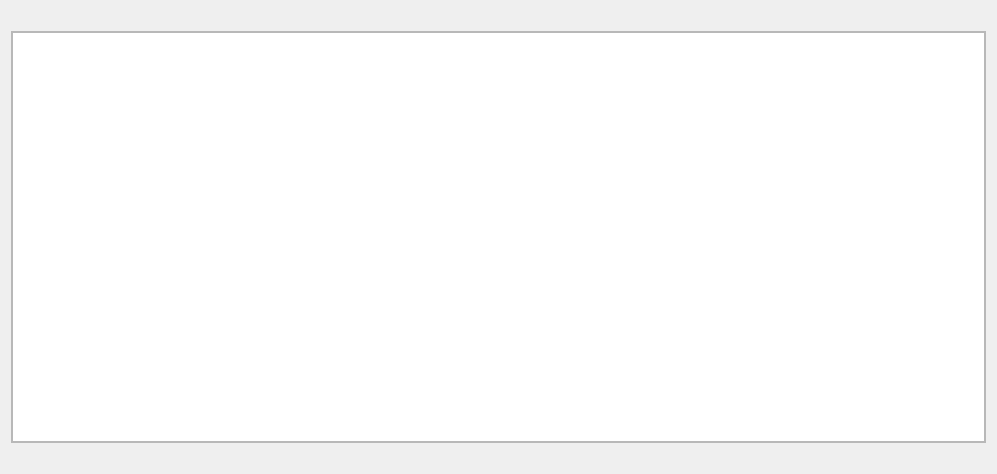
Above: src/modules/netinstall/page_netinst.ui from calamares/calamares before the change. Below: the same form after it.
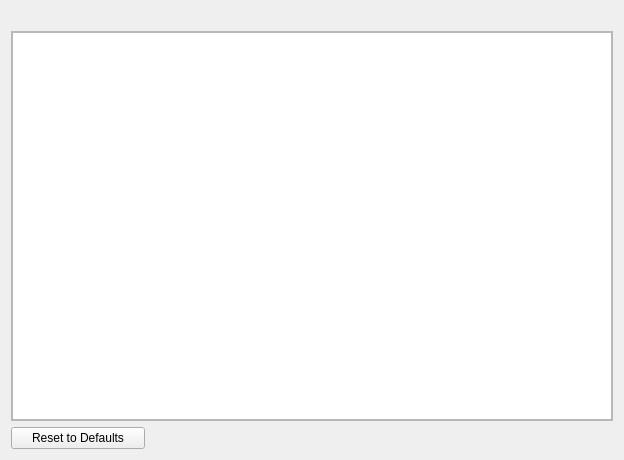
That is the form after the change. Custom widgets are drawn as their Qt base class.

Commit message: feat(netinstall): Duplicate Packages share state, and "Reset to Defaults" functionality

What changed in the file:
```diff
--- a/src/modules/netinstall/page_netinst.ui
+++ b/src/modules/netinstall/page_netinst.ui
@@ -10,8 +10,8 @@
    <rect>
     <x>0</x>
     <y>0</y>
-    <width>997</width>
-    <height>474</height>
+    <width>624</width>
+    <height>460</height>
    </rect>
   </property>
   <property name="windowTitle">
@@ -41,8 +41,8 @@
        <rect>
         <x>0</x>
         <y>0</y>
-        <width>981</width>
-        <height>410</height>
+        <width>604</width>
+        <height>380</height>
        </rect>
       </property>
       <property name="font">
@@ -55,11 +55,34 @@
     </widget>
    </item>
    <item>
+    <layout class="QHBoxLayout" name="bottomArea">
+     <property name="sizeConstraint">
+      <enum>QLayout::SetDefaultConstraint</enum>
+     </property>
+     <property name="leftMargin">
+      <number>0</number>
+     </property>
+     <property name="topMargin">
+      <number>0</number>
+     </property>
+     <property name="rightMargin">
+      <number>0</number>
+     </property>
+     <item alignment="Qt::AlignLeft">
+      <widget class="QPushButton" name="reset_button">
+       <property name="text">
+        <string>     Reset to Defaults     </string>
+       </property>
+      </widget>
+     </item>
+     <item>
     <widget class="QLabel" name="netinst_status">
      <property name="text">
       <string/>
      </property>
     </widget>
+     </item>
+    </layout>
    </item>
   </layout>
  </widget>
```
Lines whose indentation alone changed are shown as unchanged. The commit also changes 5 other files.
